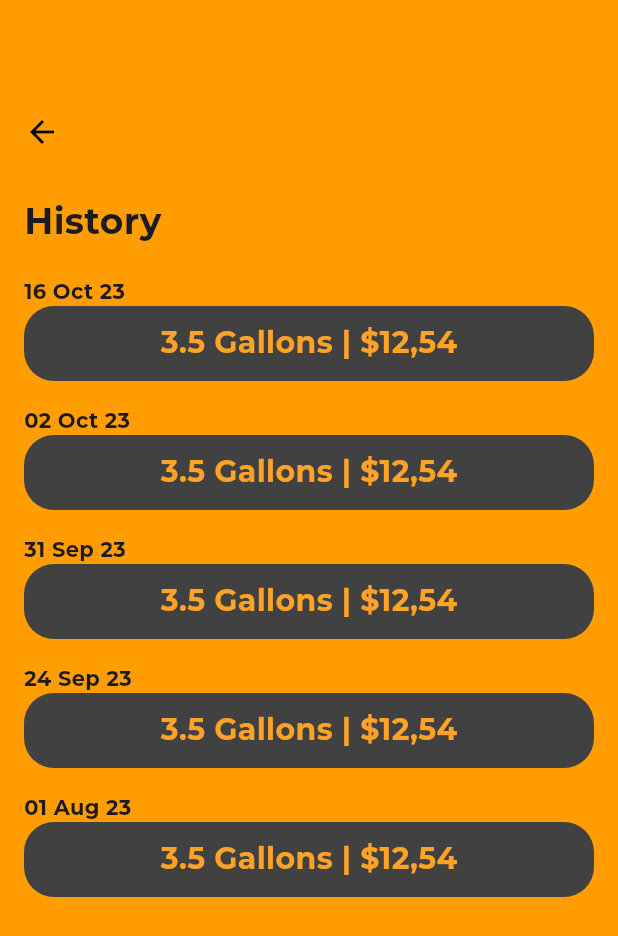
After one commit to marquinhos2017/flutter_gas_calculator, a Flutter app: the screen it shows after launch, after a tap on "History", on a phone screen of 412 x 824 dp. The commit adds this screen. Shown: the top 936 px of the screen. Run offline on Flutter 3.47's test engine with Material 2 defaults, Android fonts, the phone set to English and light mode, and no system bars; our stand-ins replace google_fonts; project files that could hold a hidden picture were left out.

Commit message:
update screens, history screen and others

```diff
--- a/lib/main.dart
+++ b/lib/main.dart
@@ -1,4 +1,5 @@
 import 'package:flutter/material.dart';
+import 'package:gas_calculator/screens/history.dart';
 import 'package:gas_calculator/screens/result.dart';
 
 void main() {
@@ -96,11 +97,40 @@ class _MyHomePageState extends State<MyHomePage> {
                 width: MediaQuery.of(context).size.width,
                 color: Color(0xffFF9D03),
                 child: Column(
+                  children: [
+                    Container(
+                      padding: EdgeInsets.only(top: 50),
+                      child: Align(
+                        alignment: Alignment.centerRight,
+                        child: ElevatedButton(
+                          style: ElevatedButton.styleFrom(
+                              shape: RoundedRectangleBorder(
+                                borderRadius:
+                                    BorderRadius.circular(12), // <-- Radius
+                              ),
+                              backgroundColor: Color(0xffFF9D03),
+                              textStyle: TextStyle(
+                                  fontSize: 16, fontWeight: FontWeight.bold)),
+                          onPressed: () {
+                            Navigator.push(
+                                context,
+                                MaterialPageRoute(
+                                  builder: (context) => HistoryScreen(),
+                                ));
+                          },
+                          child: Text(
+                            "History",
+                            style: TextStyle(color: Colors.black),
+                          ),
+                        ),
+                      ),
+                    ),
+                    Column(
                         mainAxisAlignment: MainAxisAlignment.center,
                         crossAxisAlignment: CrossAxisAlignment.center,
                         children: [
                           Container(
-                        padding: EdgeInsets.only(top: 20),
+                            padding: EdgeInsets.only(top: 30),
                             //color: Colors.white,
                             child: Text(
                               'VOLVO XC90 2008',
@@ -112,10 +142,15 @@ class _MyHomePageState extends State<MyHomePage> {
                           ),
                           Container(
                             child: Image(
-                          image: AssetImage('assets/1.png'),
+                              width: 300,
+                              image: AssetImage(
+                                'assets/1.png',
+                              ),
                             ),
                           ),
                         ]),
+                  ],
+                ),
               ),
               Container(
                 color: Colors.black,
--- /dev/null
+++ b/lib/screens/history.dart
@@ -0,0 +1,340 @@
+import 'dart:async';
+
+import 'package:flutter/material.dart';
+import 'package:google_fonts/google_fonts.dart';
+
+class HistoryScreen extends StatefulWidget {
+  HistoryScreen({
+    Key? key,
+  }) : super(key: key);
+
+  @override
+  State<HistoryScreen> createState() => _HistoryScreenState();
+}
+
+class _HistoryScreenState extends State<HistoryScreen> {
+  @override
+  Widget build(BuildContext context) {
+    return Scaffold(
+      backgroundColor: Color(0xffFF9D03),
+      body: SingleChildScrollView(
+        child: Container(
+          height: MediaQuery.of(context).size.height,
+          child: Padding(
+            padding: const EdgeInsets.all(16.0),
+            child: Column(
+              children: [
+                Container(
+                  margin: EdgeInsets.only(top: 60),
+                  padding: EdgeInsets.all(0),
+                  child: Column(
+                      crossAxisAlignment: CrossAxisAlignment.start,
+                      children: [
+                        Container(
+                          padding: EdgeInsets.only(bottom: 30),
+                          child: GestureDetector(
+                            onTap: () {
+                              Navigator.pop(context);
+                            },
+                            child: Icon(
+                              Icons.arrow_back,
+                              color: Colors.black,
+                            ),
+                          ),
+                        ),
+                        Container(
+                          padding: EdgeInsets.only(bottom: 20),
+                          child: Text(
+                            'History',
+                            style: GoogleFonts.montserrat(
+                                fontWeight: FontWeight.bold, fontSize: 24),
+                          ),
+                        ),
+                        Column(
+                          crossAxisAlignment: CrossAxisAlignment.start,
+                          children: [
+                            Padding(
+                              padding: const EdgeInsets.only(bottom: 16),
+                              child: Column(
+                                crossAxisAlignment: CrossAxisAlignment.start,
+                                children: [
+                                  Text(
+                                    '16 Oct 23',
+                                    style: GoogleFonts.montserrat(
+                                        fontWeight: FontWeight.bold),
+                                  ),
+                                  item(),
+                                ],
+                              ),
+                            ),
+                            Padding(
+                              padding: const EdgeInsets.only(bottom: 16),
+                              child: Column(
+                                crossAxisAlignment: CrossAxisAlignment.start,
+                                children: [
+                                  Text(
+                                    '02 Oct 23',
+                                    style: GoogleFonts.montserrat(
+                                        fontWeight: FontWeight.bold),
+                                  ),
+                                  item(),
+                                ],
+                              ),
+                            ),
+                            Padding(
+                              padding: const EdgeInsets.only(bottom: 16),
+                              child: Column(
+                                crossAxisAlignment: CrossAxisAlignment.start,
+                                children: [
+                                  Text(
+                                    '31 Sep 23',
+                                    style: GoogleFonts.montserrat(
+                                        fontWeight: FontWeight.bold),
+                                  ),
+                                  item(),
+                                ],
+                              ),
+                            ),
+                            Padding(
+                              padding: const EdgeInsets.only(bottom: 16),
+                              child: Column(
+                                crossAxisAlignment: CrossAxisAlignment.start,
+                                children: [
+                                  Text(
+                                    '24 Sep 23',
+                                    style: GoogleFonts.montserrat(
+                                        fontWeight: FontWeight.bold),
+                                  ),
+                                  item(),
+                                ],
+                              ),
+                            ),
+                            Padding(
+                              padding: const EdgeInsets.only(bottom: 16),
+                              child: Column(
+                                crossAxisAlignment: CrossAxisAlignment.start,
+                                children: [
+                                  Text(
+                                    '01 Aug 23',
+                                    style: GoogleFonts.montserrat(
+                                        fontWeight: FontWeight.bold),
+                                  ),
+                                  item(),
+                                ],
+                              ),
+                            ),
+                          ],
+                        ),
+                      ]),
+                ),
+              ],
+            ),
+          ),
+        ),
+      ),
+    );
+  }
+}
+
+Widget information(int km_inicial, int km_final) {
+  final int subtracao = km_final - km_inicial;
+  final double gallons = subtracao / 14;
+  String auxa = gallons.toStringAsFixed(2);
+  String aux = subtracao.toString();
+
+  return Container(
+    height: 140,
+    width: 300,
+    decoration: BoxDecoration(
+      borderRadius: BorderRadius.circular(10),
+      color: Color(0xff424141),
+    ),
+    child: Column(
+      children: [
+        Container(
+          //color: Colors.white,
+          child: Padding(
+            padding: const EdgeInsets.fromLTRB(30, 10, 30, 10),
+            child: Row(
+              children: [
+                Container(
+                  //color: Colors.green,
+                  width: 120,
+                  child: Column(children: [
+                    Text(
+                      '${km_inicial}',
+                      style: GoogleFonts.montserrat(
+                        color: Color(0xffFFA326),
+                        fontWeight: FontWeight.w700,
+                        fontSize: 20,
+                      ),
+                    ),
+                    Text(
+                      'Km inicial',
+                      style: TextStyle(
+                        color: Color(0xffFFA326),
+                        fontSize: 12,
+                      ),
+                    ),
+                  ]),
+                ),
+                Container(
+                  width: 120,
+                  child: Column(children: [
+                    Text(
+                      '${km_final}',
+                      style: GoogleFonts.montserrat(
+                          color: Color(0xffFFA326),
+                          fontWeight: FontWeight.bold,
+                          fontSize: 20),
+                    ),
+                    Text(
+                      'Km final',
+                      style: TextStyle(
+                        color: Color(0xffFFA326),
+                        fontSize: 12,
+                      ),
+                    ),
+                  ]),
+                ),
+              ],
+            ),
+          ),
+        ),
+        Container(
+          //color: Colors.white,
+          child: Padding(
+            padding: const EdgeInsets.fromLTRB(30, 10, 30, 15),
+            child: Row(
+              children: [
+                Container(
+                  //color: Colors.green,
+                  width: 120,
+                  child: Column(children: [
+                    Text(
+                      '${subtracao}',
+                      style: GoogleFonts.montserrat(
+                        color: Color(0xffFFA326),
+                        fontWeight: FontWeight.bold,
+                        fontSize: 20,
+                      ),
+                    ),
+                    Text(
+                      'Km rodados',
+                      style: TextStyle(
+                        color: Color(0xffFFA326),
+                        fontWeight: FontWeight.w300,
+                        fontSize: 12,
+                      ),
+                    ),
+                  ]),
+                ),
+                Container(
+                  width: 120,
+                  child: Column(children: [
+                    Text(
+                      '${auxa}',
+                      style: GoogleFonts.montserrat(
+                          color: Color(0xffFFA326),
+                          fontWeight: FontWeight.bold,
+                          fontSize: 20),
+                    ),
+                    Text(
+                      'Gallons gastos',
+                      style: TextStyle(
+                        color: Color(0xffFFA326),
+                        fontSize: 12,
+                      ),
+                    ),
+                  ]),
+                ),
+              ],
+            ),
+          ),
+        ),
+      ],
+    ),
+  );
+}
+
+Widget informationb(int a, int b, double per_gallon) {
+  final int subtracao = b - a;
+  final double gallons = subtracao / 14;
+  String auxa = (gallons * per_gallon).toStringAsFixed(2);
+  String aux = subtracao.toString();
+  return Container(
+    height: 80,
+    width: 300,
+    decoration: BoxDecoration(
+      borderRadius: BorderRadius.circular(10),
+      color: Color(0xffFF9D03),
+    ),
+    child: Column(
+      children: [
+        Container(
+          //color: Colors.white,
+          child: Padding(
+            padding: const EdgeInsets.fromLTRB(30, 10, 30, 10),
+            child: Column(
+              children: [
+                Container(
+                  //color: Colors.green,
+                  width: 120,
+                  child: Column(children: [
+                    Text(
+                      '' + '${auxa}',
+                      style: GoogleFonts.montserrat(
+                        color: Colors.black,
+                        fontWeight: FontWeight.bold,
+                        fontSize: 24,
+                      ),
+                    ),
+                    Text(
+                      'Valor total',
+                      style: TextStyle(
+                        color: Colors.black,
+                      ),
+                    ),
+                  ]),
+                ),
+              ],
+            ),
+          ),
+        ),
+      ],
+    ),
+  );
+}
+
+Widget item() {
+  return Container(
+    height: 50,
+    width: 400,
+    decoration: BoxDecoration(
+      borderRadius: BorderRadius.circular(20),
+      color: Color(0xff424141),
+    ),
+    child: Container(
+      //color: Colors.white,
+      child: Padding(
+        padding: const EdgeInsets.fromLTRB(0, 0, 0, 0),
+        child: Row(
+          crossAxisAlignment: CrossAxisAlignment.center,
+          mainAxisAlignment: MainAxisAlignment.spaceEvenly,
+          children: [
+            Container(
+              child: Text(
+                '3.5 Gallons | \$12,54',
+                style: GoogleFonts.montserrat(
+                  color: Color(0xffFFA326),
+                  fontWeight: FontWeight.w700,
+                  fontSize: 20,
+                ),
+              ),
+            ),
+          ],
+        ),
+      ),
+    ),
+  );
+}
--- a/pubspec.yaml
+++ b/pubspec.yaml
@@ -36,6 +36,8 @@ dependencies:
   # Use with the CupertinoIcons class for iOS style icons.
   cupertino_icons: ^1.0.2
   google_fonts: ^6.1.0
+  sqflite: ^2.0.0+4
+  path: ^1.8.0
 
 
 dev_dependencies:
```
Also changed, not shown: lib/screens/result.dart (+18 -0 lines), pubspec.lock, 4 other files. Lines whose indentation alone changed are shown as unchanged.
